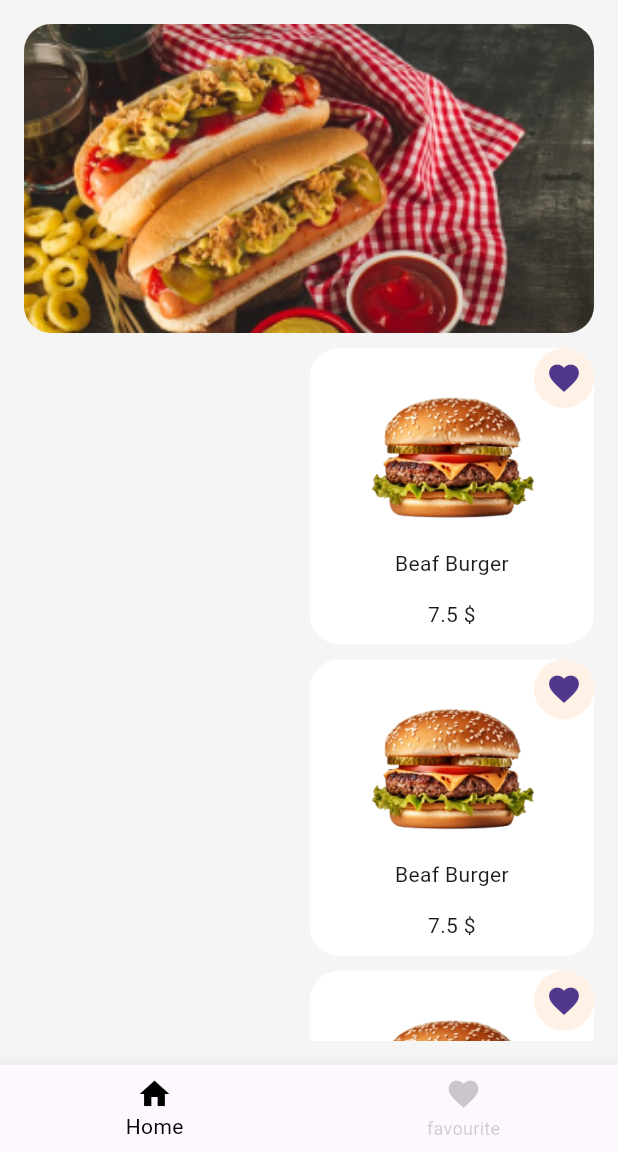
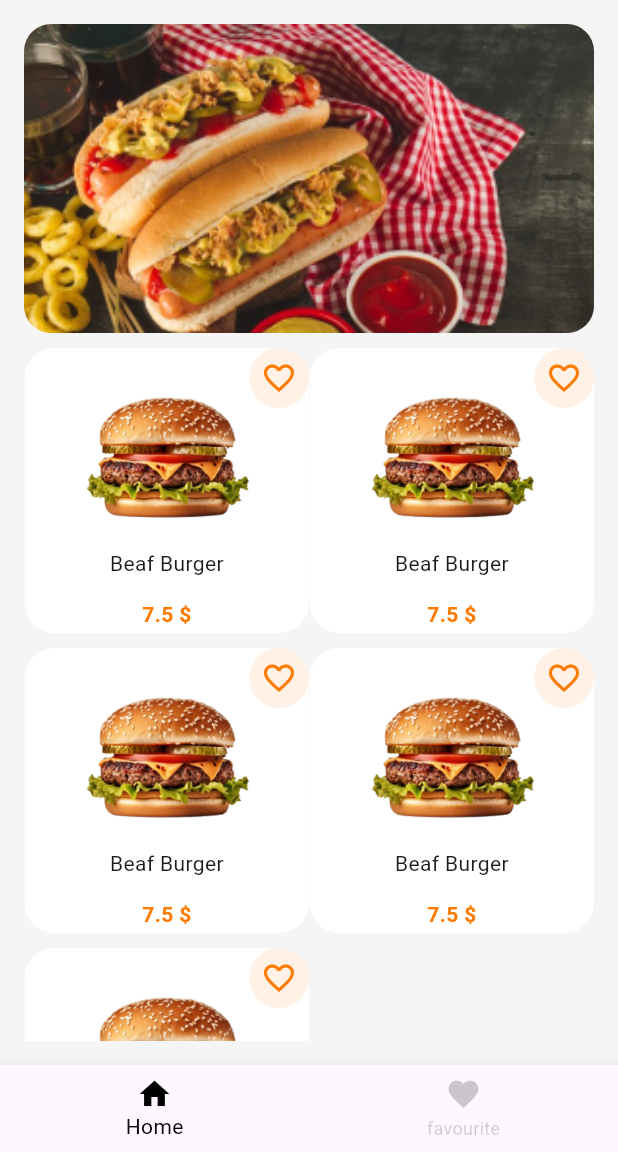
Before and after one commit to ZiadElsaadany/code-cycle-8, a Flutter app: the screen it shows after launch, on a phone screen of 412 x 824 dp, the part 84-1236 px from its top. Run offline on Flutter 3.47's test engine with Material 3 defaults, Android fonts, the phone set to English and light mode, and no system bars; our stand-ins replace animate_do, google_fonts.

Commit message:
add gridView.builder

```diff
--- a/bill_app_code_cycle_8/lib/features/home/views/widgets/food_item.dart
+++ b/bill_app_code_cycle_8/lib/features/home/views/widgets/food_item.dart
@@ -28,13 +28,20 @@ class FoodItem extends StatelessWidget {
               ),
               Text("Beaf Burger"),
               SizedBox(height: 14,),
-              Text("7.5 \$"),
+              Text("7.5 \$",
+              style: TextStyle(
+                color: AppColors.favOrange,
+                fontWeight: FontWeight.bold
+              ),
+              ),
             ],
           ),
         ),
         CircleAvatar(
           backgroundColor: AppColors.favOrange.withOpacity(0.1),
-          child: Icon(Icons.favorite),
+          child: Icon(Icons.favorite_border,
+          color: AppColors.favOrange,
+          ),
         ),
 
       ],
--- a/bill_app_code_cycle_8/lib/features/home/views/widgets/home_body.dart
+++ b/bill_app_code_cycle_8/lib/features/home/views/widgets/home_body.dart
@@ -17,13 +17,16 @@ class HomeBody extends StatelessWidget {
          BannerWidget(),
       const SizedBox(height: 10,),
       Expanded(
-        child: ListView.separated(
+        child: GridView.builder(
+          gridDelegate: SliverGridDelegateWithFixedCrossAxisCount(
+            crossAxisCount: 2,
+            mainAxisSpacing: 10,
+
+          ),
           physics: NeverScrollableScrollPhysics(),
           shrinkWrap: true,
-          separatorBuilder: (context,index)  {
-      return const SizedBox(height: 10,);
-          },
-      itemCount: 20,
+
+      itemCount: 5,
       itemBuilder: (c,index) {
           return FoodItem();
         }),
```
